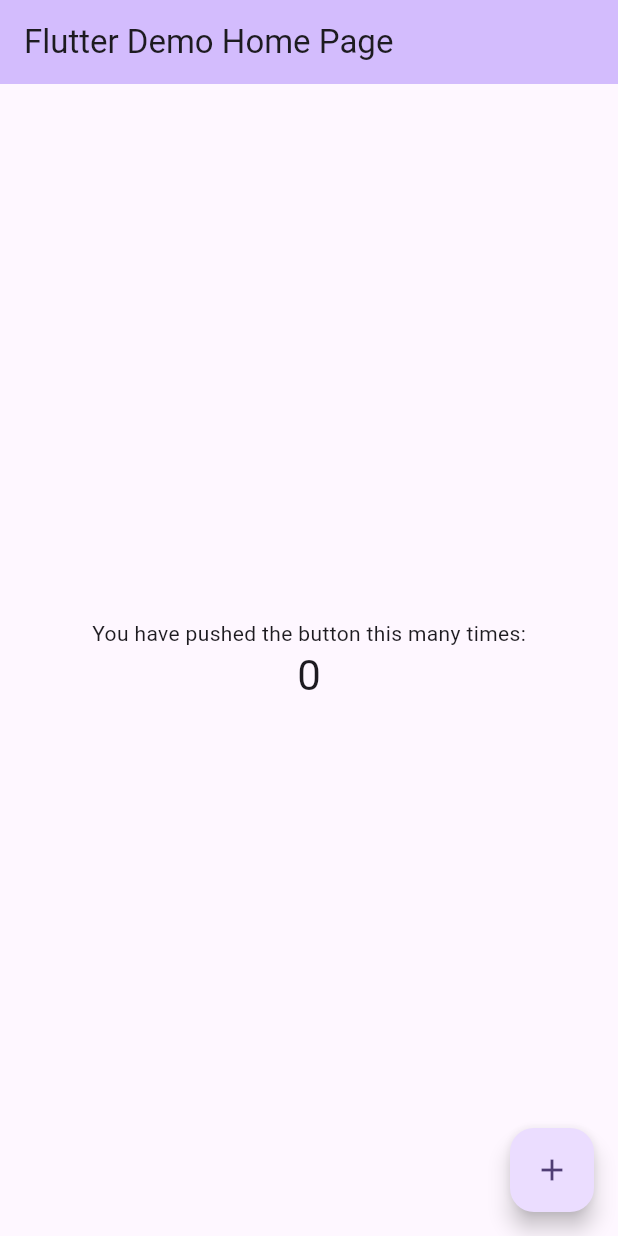
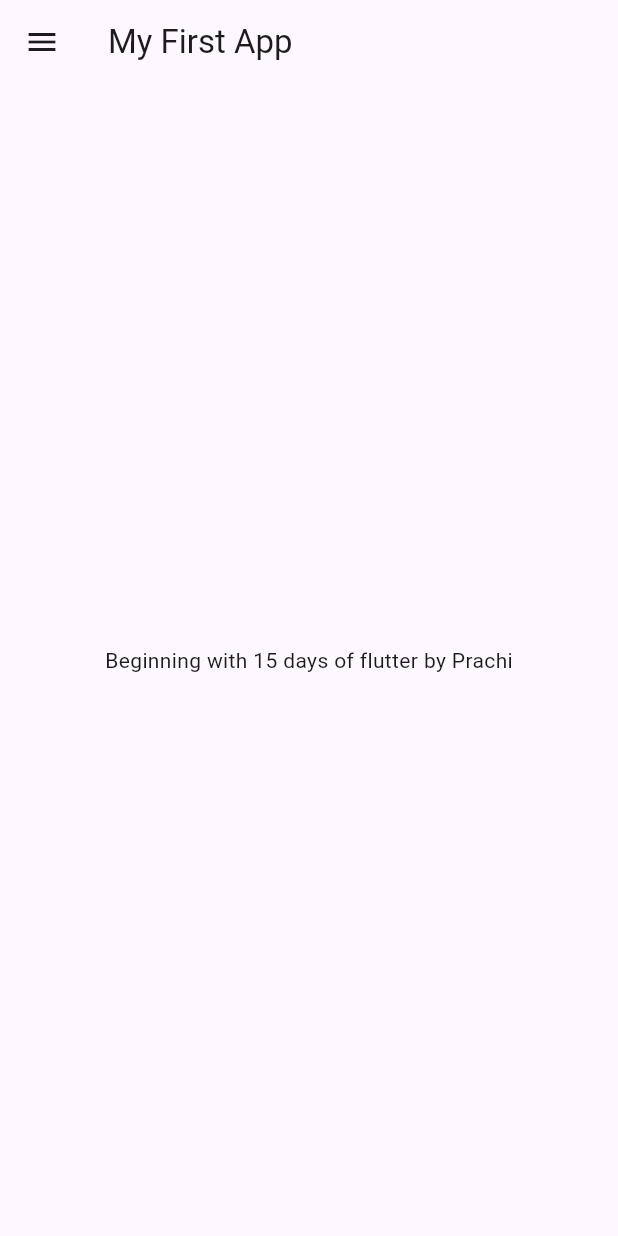
Before and after one commit to PrakratiMamtani01/FlutterDeveolopment, a Flutter app: the screen it shows after launch, on a phone screen of 412 x 824 dp. Run offline on Flutter 3.47's test engine with Material 3 defaults, Android fonts, the phone set to English and light mode, and no system bars.

Commit message:
day 2 completed

```diff
--- /dev/null
+++ b/lib/home.dart
@@ -0,0 +1,22 @@
+import 'package:flutter/material.dart';
+
+class HomePage extends StatelessWidget {
+  const HomePage({super.key});
+
+  final int days = 15;
+  final String name = "Prachi";
+
+  @override
+  Widget build(BuildContext context) {
+    return Scaffold(
+      appBar: AppBar(
+        title: Text("My First App"),
+      ),
+      body: Center(
+          child: Container(
+        child: Text("Beginning with $days days of flutter by $name"),
+      )),
+      drawer: Drawer(),
+    );
+  }
+}
--- a/lib/main.dart
+++ b/lib/main.dart
@@ -1,125 +1,17 @@
 import 'package:flutter/material.dart';
+import 'package:flutter_application_1/home.dart';
 
 void main() {
-  runApp(const MyApp());
+  runApp(MyApp());
 }
 
 class MyApp extends StatelessWidget {
   const MyApp({super.key});
 
-  // This widget is the root of your application.
   @override
   Widget build(BuildContext context) {
     return MaterialApp(
-      title: 'Flutter Demo',
-      theme: ThemeData(
-        // This is the theme of your application.
-        //
-        // TRY THIS: Try running your application with "flutter run". You'll see
-        // the application has a purple toolbar. Then, without quitting the app,
-        // try changing the seedColor in the colorScheme below to Colors.green
-        // and then invoke "hot reload" (save your changes or press the "hot
-        // reload" button in a Flutter-supported IDE, or press "r" if you used
-        // the command line to start the app).
-        //
-        // Notice that the counter didn't reset back to zero; the application
-        // state is not lost during the reload. To reset the state, use hot
-        // restart instead.
-        //
-        // This works for code too, not just values: Most code changes can be
-        // tested with just a hot reload.
-        colorScheme: ColorScheme.fromSeed(seedColor: Colors.deepPurple),
-        useMaterial3: true,
-      ),
-      home: const MyHomePage(title: 'Flutter Demo Home Page'),
+      home: HomePage(),
     );
   }
 }
-
-class MyHomePage extends StatefulWidget {
-  const MyHomePage({super.key, required this.title});
-
-  // This widget is the home page of your application. It is stateful, meaning
-  // that it has a State object (defined below) that contains fields that affect
-  // how it looks.
-
-  // This class is the configuration for the state. It holds the values (in this
-  // case the title) provided by the parent (in this case the App widget) and
-  // used by the build method of the State. Fields in a Widget subclass are
-  // always marked "final".
-
-  final String title;
-
-  @override
-  State<MyHomePage> createState() => _MyHomePageState();
-}
-
-class _MyHomePageState extends State<MyHomePage> {
-  int _counter = 0;
-
-  void _incrementCounter() {
-    setState(() {
-      // This call to setState tells the Flutter framework that something has
-      // changed in this State, which causes it to rerun the build method below
-      // so that the display can reflect the updated values. If we changed
-      // _counter without calling setState(), then the build method would not be
-      // called again, and so nothing would appear to happen.
-      _counter++;
-    });
-  }
-
-  @override
-  Widget build(BuildContext context) {
-    // This method is rerun every time setState is called, for instance as done
-    // by the _incrementCounter method above.
-    //
-    // The Flutter framework has been optimized to make rerunning build methods
-    // fast, so that you can just rebuild anything that needs updating rather
-    // than having to individually change instances of widgets.
-    return Scaffold(
-      appBar: AppBar(
-        // TRY THIS: Try changing the color here to a specific color (to
-        // Colors.amber, perhaps?) and trigger a hot reload to see the AppBar
-        // change color while the other colors stay the same.
-        backgroundColor: Theme.of(context).colorScheme.inversePrimary,
-        // Here we take the value from the MyHomePage object that was created by
-        // the App.build method, and use it to set our appbar title.
-        title: Text(widget.title),
-      ),
-      body: Center(
-        // Center is a layout widget. It takes a single child and positions it
-        // in the middle of the parent.
-        child: Column(
-          // Column is also a layout widget. It takes a list of children and
-          // arranges them vertically. By default, it sizes itself to fit its
-          // children horizontally, and tries to be as tall as its parent.
-          //
-          // Column has various properties to control how it sizes itself and
-          // how it positions its children. Here we use mainAxisAlignment to
-          // center the children vertically; the main axis here is the vertical
-          // axis because Columns are vertical (the cross axis would be
-          // horizontal).
-          //
-          // TRY THIS: Invoke "debug painting" (choose the "Toggle Debug Paint"
-          // action in the IDE, or press "p" in the console), to see the
-          // wireframe for each widget.
-          mainAxisAlignment: MainAxisAlignment.center,
-          children: <Widget>[
-            const Text(
-              'You have pushed the button this many times:',
-            ),
-            Text(
-              '$_counter',
-              style: Theme.of(context).textTheme.headlineMedium,
-            ),
-          ],
-        ),
-      ),
-      floatingActionButton: FloatingActionButton(
-        onPressed: _incrementCounter,
-        tooltip: 'Increment',
-        child: const Icon(Icons.add),
-      ), // This trailing comma makes auto-formatting nicer for build methods.
-    );
-  }
-}
```
